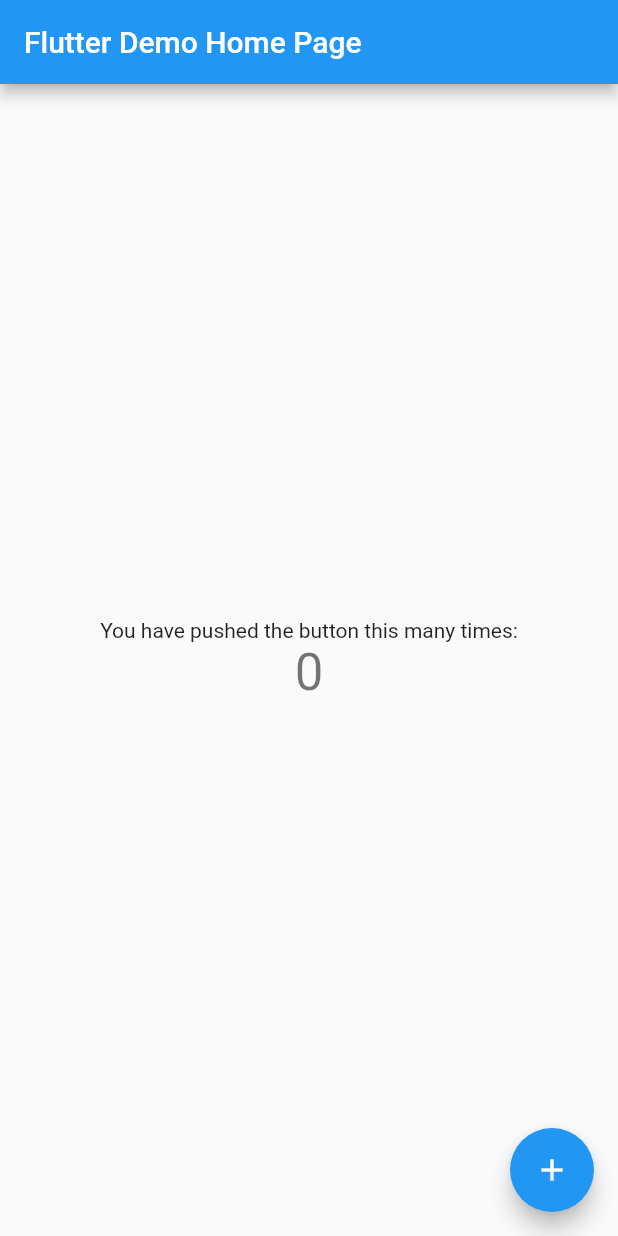
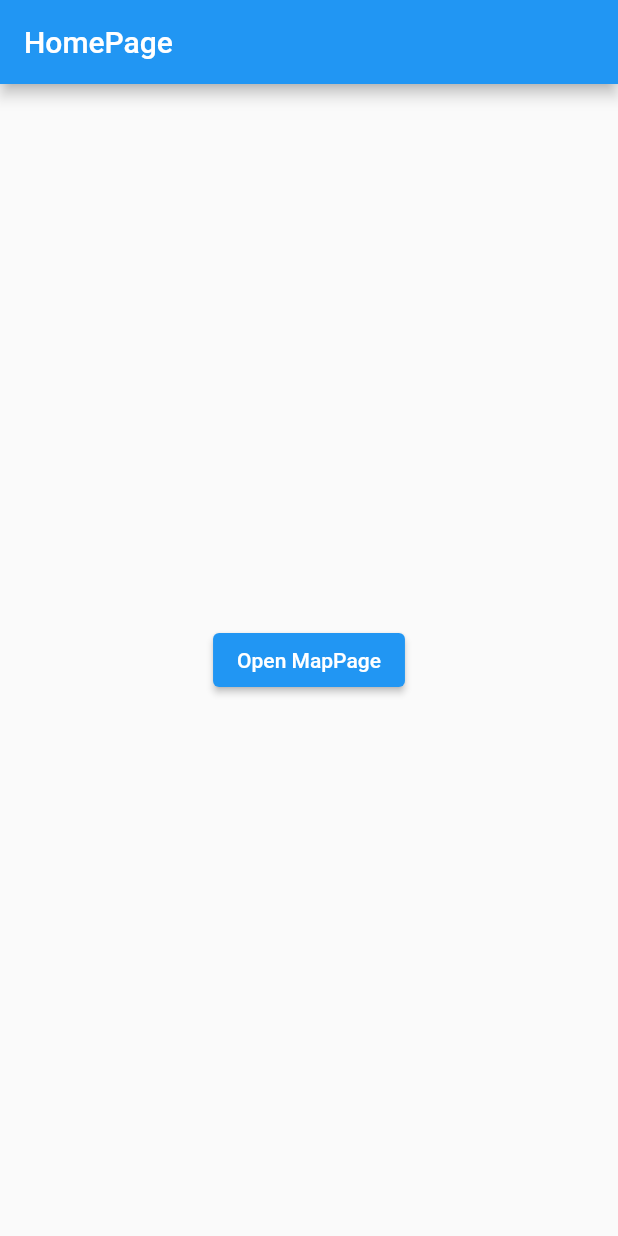
Before and after one commit to PlatzTech/Platz, a Flutter app: the screen it shows after launch, on a phone screen of 412 x 824 dp. Run offline on Flutter 3.47's test engine with Material 2 defaults, Android fonts, the phone set to English and light mode, and no system bars; our stand-ins replace google_maps_flutter.

```diff
--- a/platzapp/lib/main.dart
+++ b/platzapp/lib/main.dart
@@ -1,113 +1,28 @@
 import 'package:flutter/material.dart';
+import 'map_page.dart';
 
 void main() {
-  runApp(MyApp());
+  runApp(MaterialApp(title: 'Platz', home: HomePage()));
 }
 
-class MyApp extends StatelessWidget {
-  // This widget is the root of your application.
+class HomePage extends StatelessWidget {
   @override
   Widget build(BuildContext context) {
-    return MaterialApp(
-      title: 'Flutter Demo',
-      theme: ThemeData(
-        // This is the theme of your application.
-        //
-        // Try running your application with "flutter run". You'll see the
-        // application has a blue toolbar. Then, without quitting the app, try
-        // changing the primarySwatch below to Colors.green and then invoke
-        // "hot reload" (press "r" in the console where you ran "flutter run",
-        // or simply save your changes to "hot reload" in a Flutter IDE).
-        // Notice that the counter didn't reset back to zero; the application
-        // is not restarted.
-        primarySwatch: Colors.blue,
+    return Scaffold(
+      appBar: AppBar(
+        title: Text('HomePage'),
       ),
-      home: MyHomePage(title: 'Flutter Demo Home Page'),
+      body: Center(
+        child: ElevatedButton(
+          child: Text('Open MapPage'),
+          onPressed: () {
+            Navigator.push(
+              context,
+              MaterialPageRoute(builder: (context) => MapPage()),
+            );
+          },
+        ),
+      ),
     );
   }
 }
-
-class MyHomePage extends StatefulWidget {
-  MyHomePage({Key? key, required this.title}) : super(key: key);
-
-  // This widget is the home page of your application. It is stateful, meaning
-  // that it has a State object (defined below) that contains fields that affect
-  // how it looks.
-
-  // This class is the configuration for the state. It holds the values (in this
-  // case the title) provided by the parent (in this case the App widget) and
-  // used by the build method of the State. Fields in a Widget subclass are
-  // always marked "final".
-
-  final String title;
-
-  @override
-  _MyHomePageState createState() => _MyHomePageState();
-}
-
-class _MyHomePageState extends State<MyHomePage> {
-  int _counter = 0;
-
-  void _incrementCounter() {
-    setState(() {
-      // This call to setState tells the Flutter framework that something has
-      // changed in this State, which causes it to rerun the build method below
-      // so that the display can reflect the updated values. If we changed
-      // _counter without calling setState(), then the build method would not be
-      // called again, and so nothing would appear to happen.
-      _counter++;
-    });
-  }
-
-  @override
-  Widget build(BuildContext context) {
-    // This method is rerun every time setState is called, for instance as done
-    // by the _incrementCounter method above.
-    //
-    // The Flutter framework has been optimized to make rerunning build methods
-    // fast, so that you can just rebuild anything that needs updating rather
-    // than having to individually change instances of widgets.
-    return Scaffold(
-      appBar: AppBar(
-        // Here we take the value from the MyHomePage object that was created by
-        // the App.build method, and use it to set our appbar title.
-        title: Text(widget.title),
-      ),
-      body: Center(
-        // Center is a layout widget. It takes a single child and positions it
-        // in the middle of the parent.
-        child: Column(
-          // Column is also a layout widget. It takes a list of children and
-          // arranges them vertically. By default, it sizes itself to fit its
-          // children horizontally, and tries to be as tall as its parent.
-          //
-          // Invoke "debug painting" (press "p" in the console, choose the
-          // "Toggle Debug Paint" action from the Flutter Inspector in Android
-          // Studio, or the "Toggle Debug Paint" command in Visual Studio Code)
-          // to see the wireframe for each widget.
-          //
-          // Column has various properties to control how it sizes itself and
-          // how it positions its children. Here we use mainAxisAlignment to
-          // center the children vertically; the main axis here is the vertical
-          // axis because Columns are vertical (the cross axis would be
-          // horizontal).
-          mainAxisAlignment: MainAxisAlignment.center,
-          children: <Widget>[
-            Text(
-              'You have pushed the button this many times:',
-            ),
-            Text(
-              '$_counter',
-              style: Theme.of(context).textTheme.headline4,
-            ),
-          ],
-        ),
-      ),
-      floatingActionButton: FloatingActionButton(
-        onPressed: _incrementCounter,
-        tooltip: 'Increment',
-        child: Icon(Icons.add),
-      ), // This trailing comma makes auto-formatting nicer for build methods.
-    );
-  }
-}
--- a/platzapp/pubspec.yaml
+++ b/platzapp/pubspec.yaml
@@ -23,6 +23,7 @@ environment:
 dependencies:
   flutter:
     sdk: flutter
+  google_maps_flutter: ^2.0.1
 
 
   # The following adds the Cupertino Icons font to your application.
```
Also changed, not shown: platzapp/lib/map_page.dart (added, +24 -0 lines), platzapp/pubspec.lock, 7 other files.
